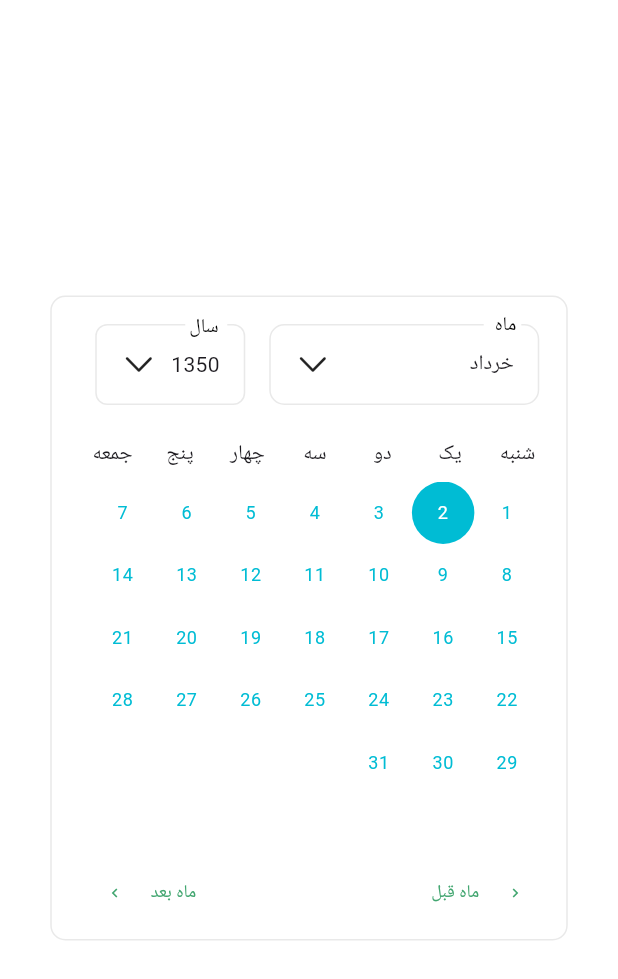
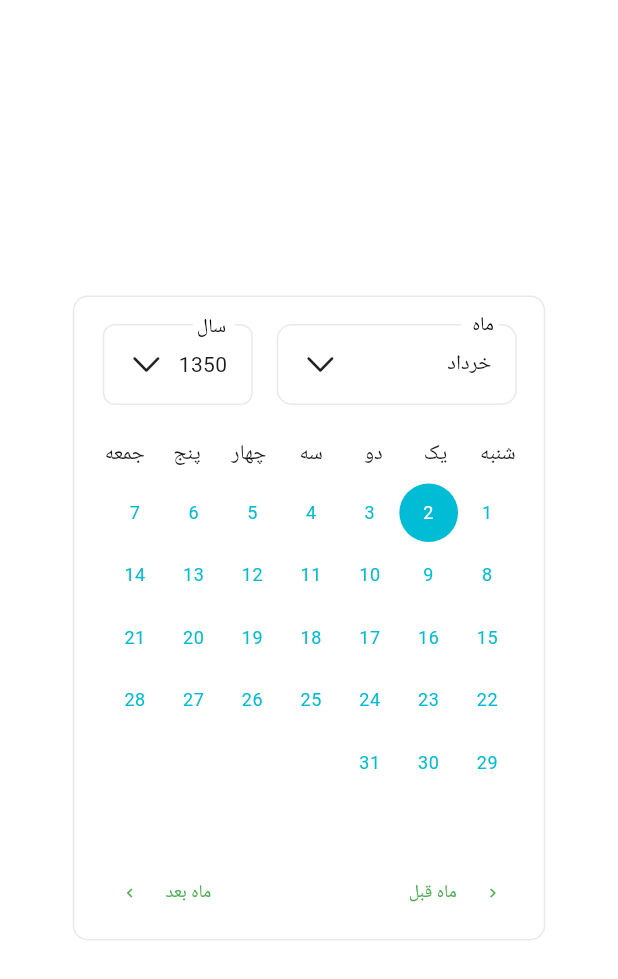
Before and after one commit to iManYarahmadi/jalali_flutter_datepicker, a Flutter app: the screen it shows after launch, on a phone screen of 412 x 824 dp. Shown: the top 979 px of the screen. Run offline on Flutter 3.47's test engine with Material 3 defaults, Android fonts, the phone set to English and light mode, and no system bars.

Commit message:
add text style and icon color for footer calendar

```diff
--- a/lib/src/pcalendar_date_picker.dart
+++ b/lib/src/pcalendar_date_picker.dart
@@ -85,7 +85,7 @@ class PCalendarDatePicker extends StatefulWidget {
     required this.disabledDayColor,
     required this.selectedDayColor,
     required this.selectedDayBackground,
-    required this.todayColor,
+    required this.todayColor, required this.footerIconColor, required this.footerTextStyle,
   })  : initialDate = utils.dateOnly(initialDate),
         firstDate = utils.dateOnly(firstDate),
         lastDate = utils.dateOnly(lastDate),
@@ -139,6 +139,8 @@ class PCalendarDatePicker extends StatefulWidget {
   final Color selectedDayColor;
   final Color selectedDayBackground;
   final Color todayColor;
+  final Color footerIconColor;
+  final TextStyle footerTextStyle;
 
   @override
   State<PCalendarDatePicker> createState() => _CalendarDatePickerState();
@@ -258,7 +260,7 @@ class _CalendarDatePickerState extends State<PCalendarDatePicker> {
           disabledDayColor: widget.disabledDayColor,
           selectedDayColor: widget.selectedDayColor,
           selectedDayBackground: widget.selectedDayBackground,
-          todayColor: widget.todayColor,
+          todayColor: widget.todayColor, footerIconColor: widget.footerIconColor, footerTextStyle: widget.footerTextStyle,
         );
       // case PDatePickerMode.year:
       //   return Padding(
@@ -439,7 +441,7 @@ class _MonthPicker extends StatefulWidget {
     required this.disabledDayColor,
     required this.selectedDayColor,
     required this.selectedDayBackground,
-    required this.todayColor,
+    required this.todayColor, required this.footerIconColor, required this.footerTextStyle,
   })  : assert(!firstDate.isAfter(lastDate)),
         assert(!selectedDate.isBefore(firstDate)),
         assert(!selectedDate.isAfter(lastDate)),
@@ -482,6 +484,8 @@ class _MonthPicker extends StatefulWidget {
   final Color selectedDayColor;
   final Color selectedDayBackground;
   final Color todayColor;
+  final Color footerIconColor;
+  final TextStyle footerTextStyle;
 
   @override
   State<StatefulWidget> createState() => _MonthPickerState();
@@ -620,9 +624,9 @@ class _MonthPickerState extends State<_MonthPicker> {
                 children: [
                   //samim custom icon
                   IconButton(
-                    icon: const Icon(
+                    icon:  Icon(
                       Icons.chevron_left,
-                      color: Color(0xff42A670),
+                      color: widget.footerIconColor,
                       size: 12,
                     ),
                     color: controlColor,
@@ -638,9 +642,9 @@ class _MonthPickerState extends State<_MonthPicker> {
                         _handlePreviousMonth();
                       }
                     },
-                    child: const Text(
+                    child:  Text(
                       'ماه قبل',
-                      style: TextStyle(fontSize: 12, color: Color(0xff42A670)),
+                      style: widget.footerTextStyle,
                     ),
                   ),
                 ],
@@ -653,15 +657,15 @@ class _MonthPickerState extends State<_MonthPicker> {
                         _handleNextMonth();
                       }
                     },
-                    child: const Text(
+                    child:  Text(
                       'ماه بعد',
-                      style: TextStyle(fontSize: 12, color: Color(0xff42A670)),
+                      style: widget.footerTextStyle,
                     ),
                   ),
                   IconButton(
                     hoverColor: Colors.white,
-                    icon: const Icon(Icons.chevron_right,
-                        color: Color(0xff42A670), size: 12),
+                    icon:  Icon(Icons.chevron_right,
+                        color: widget.footerIconColor, size: 12),
                     color: controlColor,
                     tooltip: _isDisplayingLastMonth ? null : nextTooltipText,
                     onPressed: _isDisplayingLastMonth ? null : _handleNextMonth,
--- a/lib/src/pdate_picker_dialog.dart
+++ b/lib/src/pdate_picker_dialog.dart
@@ -101,6 +101,8 @@ Future<Jalali?> showPersianDatePicker({
   required Color selectedDayColor,
   required Color selectedDayBackground,
   required Color todayColor,
+  required Color footerIconColor,
+  required TextStyle footerTextStyle,
 }) async {
   initialDate = utils.dateOnly(initialDate);
   firstDate = utils.dateOnly(firstDate);
@@ -133,7 +135,7 @@ Future<Jalali?> showPersianDatePicker({
     disabledDayColor: disabledDayColor,
     selectedDayColor: selectedDayColor,
     selectedDayBackground: selectedDayBackground,
-    todayColor: todayColor,
+    todayColor: todayColor, footerIconColor: footerIconColor, footerTextStyle: footerTextStyle,
   );
 
   if (textDirection != null) {
@@ -181,7 +183,7 @@ class _DatePickerDialog extends StatefulWidget {
     required this.disabledDayColor,
     required this.selectedDayColor,
     required this.selectedDayBackground,
-    required this.todayColor,
+    required this.todayColor, required this.footerIconColor, required this.footerTextStyle,
   })  : initialDate = utils.dateOnly(initialDate),
         firstDate = utils.dateOnly(firstDate),
         lastDate = utils.dateOnly(lastDate),
@@ -244,6 +246,9 @@ class _DatePickerDialog extends StatefulWidget {
 
   final Color todayColor;
 
+  final Color footerIconColor;
+
+  final TextStyle footerTextStyle;
   @override
   _DatePickerDialogState createState() => _DatePickerDialogState();
 }
@@ -378,7 +383,7 @@ class _DatePickerDialogState extends State<_DatePickerDialog> {
         disabledDayColor: widget.disabledDayColor,
         selectedDayColor: widget.selectedDayColor,
         selectedDayBackground: widget.selectedDayBackground,
-        todayColor: widget.todayColor,
+        todayColor: widget.todayColor, footerIconColor: widget.footerIconColor, footerTextStyle: widget.footerTextStyle,
       );
     }
 
--- a/lib/src/presentation/widgets/custom_calendar_widget.dart
+++ b/lib/src/presentation/widgets/custom_calendar_widget.dart
@@ -53,6 +53,8 @@ class JalaliFlutterDatePicker extends StatefulWidget {
   final Color? selectedDayColor;
   final Color? selectedDayBackground;
   final Color? todayColor;
+  final Color? footerIconColor;
+  final TextStyle? footerTextStyle;
 
   JalaliFlutterDatePicker({
     super.key,
@@ -60,21 +62,19 @@ class JalaliFlutterDatePicker extends StatefulWidget {
     required this.onDateChanged,
     required this.firstDateRange,
     required this.lastDateRange,
-    this.customArrowWidget = const Icon(
-      CupertinoIcons.chevron_down,
-    ),
+    this.customArrowWidget = const Icon(CupertinoIcons.chevron_down),
     this.disabledDayColor = Colors.white,
     this.enabledDayColor = Colors.black,
     this.selectedDayColor = Colors.white,
     this.selectedDayBackground = Colors.green,
     this.todayColor = Colors.green,
-  });
+    this.footerIconColor = Colors.green,
+    TextStyle? footerTextStyle,
+  }) : footerTextStyle = footerTextStyle ?? const TextStyle(color: Colors.green, fontSize: 12);
 
   @override
-  _JalaliFlutterDatePickerState createState() =>
-      _JalaliFlutterDatePickerState();
+  _JalaliFlutterDatePickerState createState() => _JalaliFlutterDatePickerState();
 }
-
 class _JalaliFlutterDatePickerState extends State<JalaliFlutterDatePicker> {
   late ValueNotifier<Jalali> _selectedDateNotifier;
 
@@ -132,7 +132,7 @@ class _JalaliFlutterDatePickerState extends State<JalaliFlutterDatePicker> {
         builder: (context, selectedDate, _) {
           return Center(
             child: Container(
-              width: 345,
+              width: 315,
               height: 430,
               decoration: BoxDecoration(
                 borderRadius: BorderRadius.circular(10),
@@ -152,7 +152,7 @@ class _JalaliFlutterDatePickerState extends State<JalaliFlutterDatePicker> {
                           child: SingleChildScrollView(
                             scrollDirection: Axis.horizontal,
                             child: SizedBox(
-                              width: 315,
+                              width: 290,
                               child: Column(
                                 children: [
                                   const CalendarHeaders(),
@@ -228,7 +228,7 @@ class _JalaliFlutterDatePickerState extends State<JalaliFlutterDatePicker> {
                                     selectedDayColor: widget.selectedDayColor!,
                                     selectedDayBackground:
                                         widget.selectedDayBackground!,
-                                    todayColor: widget.todayColor!,
+                                    todayColor: widget.todayColor!, footerIconColor: widget.footerIconColor!, footerTextStyle: widget.footerTextStyle!,
                                   ),
                                 ],
                               ),
@@ -264,7 +264,9 @@ class _JalaliFlutterDatePickerState extends State<JalaliFlutterDatePicker> {
   Widget yearSelection(int startYear, int endYear,
       {required Widget customArrowWidget}) {
     List<YearModel> yearList = yearGenerator(startYear, endYear);
-    return Stack(
+    return Column(
+      children: [
+        Stack(
           children: [
             Padding(
               padding: const EdgeInsetsDirectional.all(8.0),
@@ -504,12 +506,16 @@ class _JalaliFlutterDatePickerState extends State<JalaliFlutterDatePicker> {
                   )),
             ),
           ],
+        ),
+      ],
     );
   }
 
   Widget monthSelection(
       {required Widget customArrowWidget, required int startMonth}) {
-    return Stack(
+    return Column(
+      children: [
+        Stack(
           children: [
             Padding(
               padding: const EdgeInsets.all(8.0),
@@ -520,7 +526,7 @@ class _JalaliFlutterDatePickerState extends State<JalaliFlutterDatePicker> {
                   });
                 },
                 child: Container(
-              width: 180,
+                  width: 160,
                   color: Colors.white,
                   child: Stack(
                     children: [
@@ -659,6 +665,8 @@ class _JalaliFlutterDatePickerState extends State<JalaliFlutterDatePicker> {
               ),
             ),
           ],
+        ),
+      ],
     );
   }
 }
```
Lines whose indentation alone changed are shown as unchanged.
